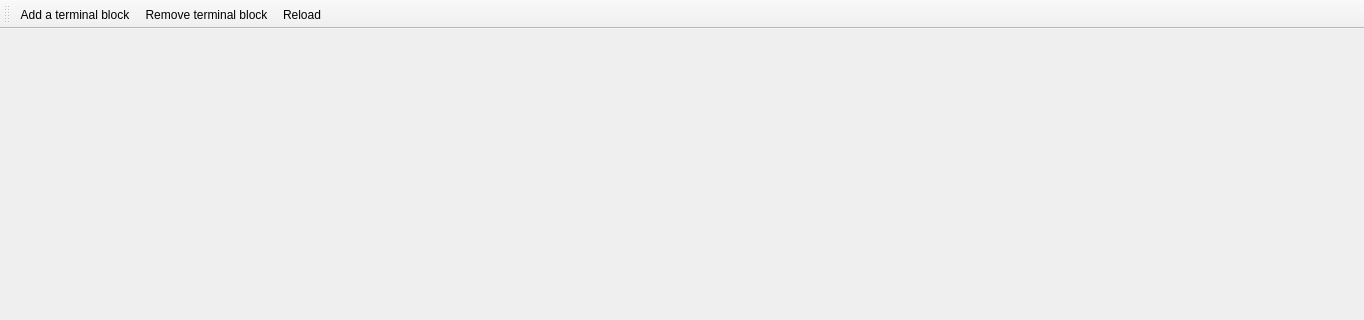
This is sources/TerminalStrip/ui/terminalstripeditorwindow.ui in itaueira/qelectrotech-source as Qt 5 draws it before an edit; both pictures show x 0 to 1364 and y 0 to 320 of the 1364 by 868 pixel window. The edited form follows.
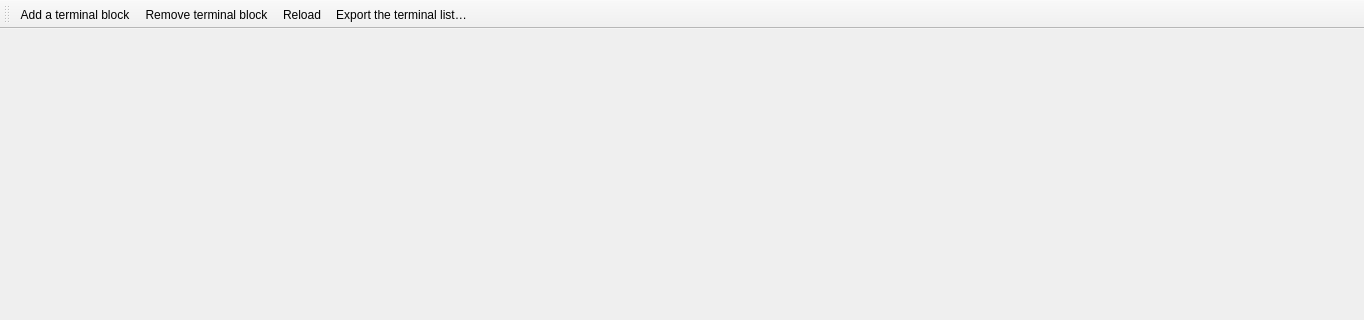
This is the edited form. Icons and pictures are not drawn.

Commit message:
T21 passo 7a: exportar a lista de bornes pela janela das réguas
Um botão na barra do gerenciador de réguas grava a lista de bornes em
CSV: da régua selecionada (ou do borne selecionado dela), ou de todas.
O arquivo de todas é o mesmo, byte a byte, de --export-labels
kinds=terminal, porque sai do mesmo coletor e do mesmo escritor. Grava
o que está aplicado; a edição pendente na tabela não entra, e a dica do
botão diz isso.

Diff of the .ui file:
```diff
--- a/sources/TerminalStrip/ui/terminalstripeditorwindow.ui
+++ b/sources/TerminalStrip/ui/terminalstripeditorwindow.ui
@@ -51,6 +51,7 @@
    <addaction name="m_add_terminal_strip"/>
    <addaction name="m_remove_terminal"/>
    <addaction name="m_reload"/>
+   <addaction name="m_export_terminal_list"/>
   </widget>
   <action name="m_add_terminal_strip">
    <property name="icon">
@@ -85,6 +86,17 @@
     <string>Reload the terminals</string>
    </property>
   </action>
+  <action name="m_export_terminal_list">
+   <property name="icon">
+    <iconset theme="export-csv"/>
+   </property>
+   <property name="text">
+    <string>Export the terminal list…</string>
+   </property>
+   <property name="toolTip">
+    <string>Save the terminals of the selected strip, or of every strip, to a CSV file in rail order; edits not yet applied are left out</string>
+   </property>
+  </action>
  </widget>
  <resources>
   <include location="../../../qelectrotech.qrc"/>
```
The commit also changes 4 other files.
